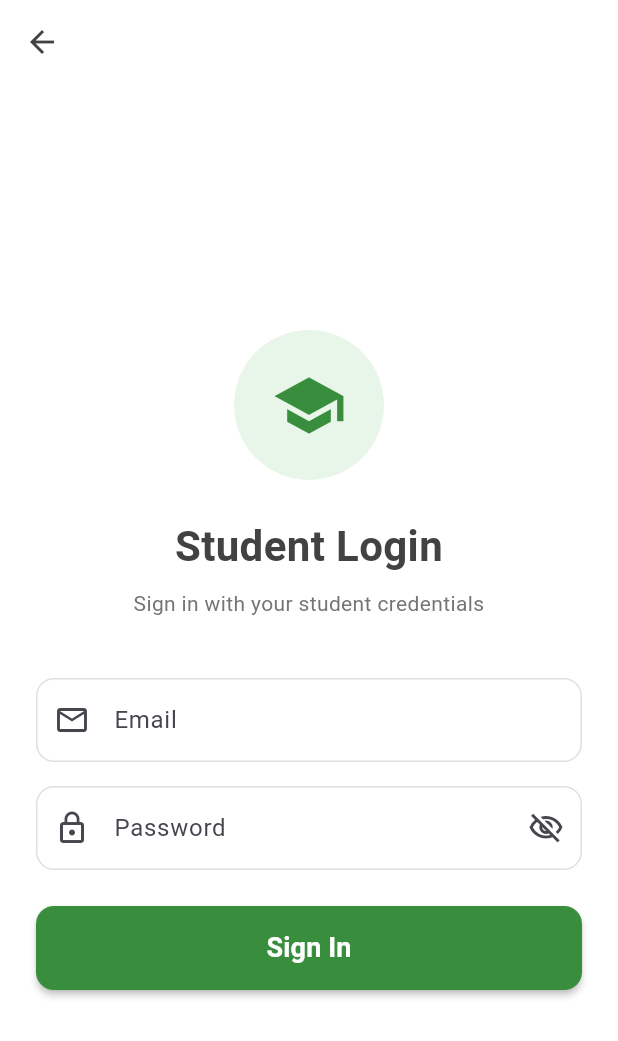
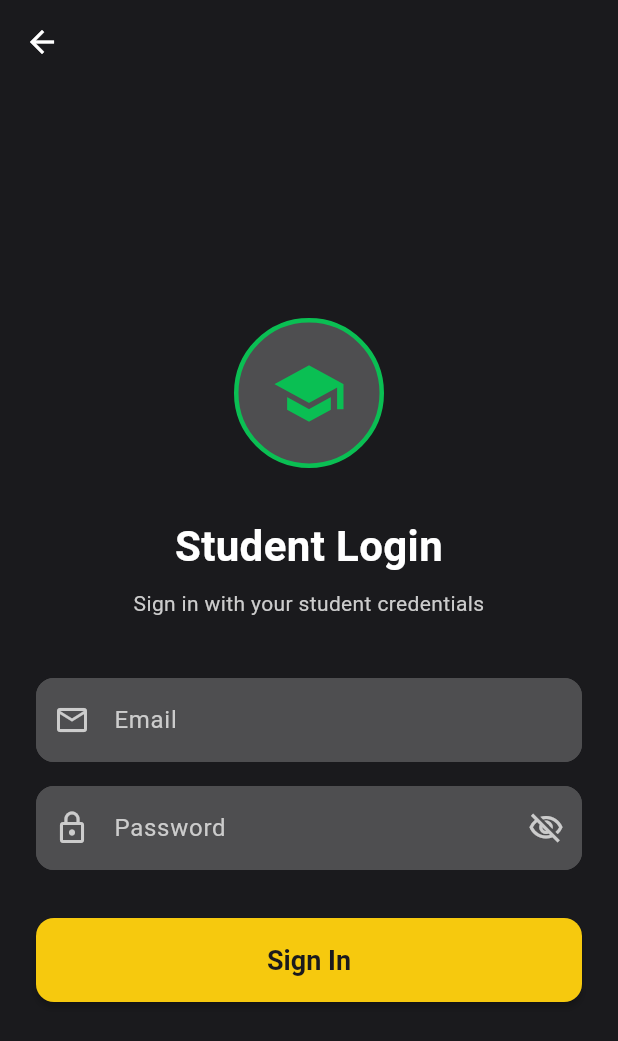
Before and after one commit to rokadeyashkumar/ble_attendance_app, a Flutter app: the screen it shows after launch, after a tap on "Student", on a phone screen of 412 x 824 dp. Shown: the top 1041 px of the screen. Run offline on Flutter 3.47's test engine with Material 3 defaults, Android fonts, the phone set to English and light mode, and no system bars; our stand-ins replace cloud_firestore, firebase_auth, firebase_core, flutter_blue_plus, permission_handler; missing offline and left inert: flutter_ble_peripheral; accounts and stored records are empty.

Commit message:
login feature added

```diff
--- a/lib/main.dart
+++ b/lib/main.dart
@@ -1,6 +1,7 @@
 import 'package:flutter/material.dart';
 import 'package:firebase_core/firebase_core.dart';
 import 'screens/role_selection_screen.dart';
+import 'utils/app_theme.dart';
 
 void main() async {
   WidgetsFlutterBinding.ensureInitialized();
@@ -23,11 +24,7 @@ class AttendanceApp extends StatelessWidget {
     return MaterialApp(
       debugShowCheckedModeBanner: false,
       title: 'BLE Attendance',
-      theme: ThemeData(
-        primarySwatch: Colors.blue,
-        useMaterial3: true,
-        scaffoldBackgroundColor: Colors.white,
-      ),
+      theme: AppTheme.theme,
       home: const RoleSelectionScreen(),
     );
   }
--- a/lib/screens/role_selection_screen.dart
+++ b/lib/screens/role_selection_screen.dart
@@ -2,6 +2,7 @@ import 'package:flutter/material.dart';
 import 'student/student_login_screen.dart';
 import 'teacher/teacher_login_screen.dart';
 import 'hod/hod_login_screen.dart';
+import '../utils/app_theme.dart';
 
 class RoleSelectionScreen extends StatelessWidget {
   const RoleSelectionScreen({Key? key}) : super(key: key);
@@ -9,19 +10,8 @@ class RoleSelectionScreen extends StatelessWidget {
   @override
   Widget build(BuildContext context) {
     return Scaffold(
-      body: Container(
-        decoration: BoxDecoration(
-          gradient: LinearGradient(
-            begin: Alignment.topLeft,
-            end: Alignment.bottomRight,
-            colors: [
-              Colors.blue.shade700,
-              Colors.blue.shade400,
-              Colors.blue.shade200,
-            ],
-          ),
-        ),
-        child: SafeArea(
+      backgroundColor: AppTheme.primary,
+      body: SafeArea(
         child: Center(
           child: SingleChildScrollView(
             padding: const EdgeInsets.all(24.0),
@@ -32,17 +22,18 @@ class RoleSelectionScreen extends StatelessWidget {
                 Container(
                   height: 120,
                   width: 120,
-                    decoration: const BoxDecoration(
-                      color: Colors.white,
+                  decoration: BoxDecoration(
+                    color: AppTheme.secondary,
                     shape: BoxShape.circle,
+                    border: Border.all(color: AppTheme.accent, width: 3),
                   ),
-                    child: Icon(
+                  child: const Icon(
                     Icons.bluetooth_connected,
                     size: 60,
-                      color: Colors.blue.shade700,
+                    color: AppTheme.accent,
                   ),
                 ),
-                  const SizedBox(height: 24),
+                const SizedBox(height: 32),
 
                 // Title
                 const Text(
@@ -51,18 +42,30 @@ class RoleSelectionScreen extends StatelessWidget {
                   style: TextStyle(
                     fontSize: 32,
                     fontWeight: FontWeight.bold,
-                      color: Colors.white,
+                    color: AppTheme.textPrimary,
+                  ),
+                ),
+                const SizedBox(height: 8),
+
+                // Subtitle
+                const Text(
+                  'Nagpur Institute of Technology',
+                  textAlign: TextAlign.center,
+                  style: TextStyle(
+                    fontSize: 16,
+                    color: AppTheme.accent,
+                    fontWeight: FontWeight.w500,
                   ),
                 ),
                 const SizedBox(height: 12),
 
-                  // Subtitle
-                  Text(
-                    'Select your role to continue',
+                // Department
+                const Text(
+                  'Computer Science & Engineering',
                   textAlign: TextAlign.center,
                   style: TextStyle(
-                      fontSize: 16,
-                      color: Colors.white.withOpacity(0.9),
+                    fontSize: 14,
+                    color: AppTheme.textSecondary,
                   ),
                 ),
                 const SizedBox(height: 60),
@@ -71,7 +74,7 @@ class RoleSelectionScreen extends StatelessWidget {
                 _RoleButton(
                   icon: Icons.school,
                   label: 'Student',
-                    color: Colors.green,
+                  color: AppTheme.success,
                   onTap: () {
                     Navigator.push(
                       context,
@@ -87,7 +90,7 @@ class RoleSelectionScreen extends StatelessWidget {
                 _RoleButton(
                   icon: Icons.person,
                   label: 'Teacher',
-                    color: Colors.orange,
+                  color: AppTheme.accent,
                   onTap: () {
                     Navigator.push(
                       context,
@@ -103,7 +106,7 @@ class RoleSelectionScreen extends StatelessWidget {
                 _RoleButton(
                   icon: Icons.admin_panel_settings,
                   label: 'HOD',
-                    color: Colors.purple,
+                  color: AppTheme.info,
                   onTap: () {
                     Navigator.push(
                       context,
@@ -114,7 +117,6 @@ class RoleSelectionScreen extends StatelessWidget {
                   },
                 ),
               ],
-              ),
             ),
           ),
         ),
@@ -139,7 +141,7 @@ class _RoleButton extends StatelessWidget {
   @override
   Widget build(BuildContext context) {
     return Material(
-      color: Colors.white,
+      color: AppTheme.secondary,
       borderRadius: BorderRadius.circular(16),
       elevation: 4,
       child: InkWell(
@@ -150,6 +152,7 @@ class _RoleButton extends StatelessWidget {
           padding: const EdgeInsets.symmetric(vertical: 20, horizontal: 24),
           decoration: BoxDecoration(
             borderRadius: BorderRadius.circular(16),
+            border: Border.all(color: color.withOpacity(0.3), width: 1),
           ),
           child: Row(
             children: [
@@ -157,8 +160,9 @@ class _RoleButton extends StatelessWidget {
                 height: 60,
                 width: 60,
                 decoration: BoxDecoration(
-                  color: color.withOpacity(0.1),
+                  color: color.withOpacity(0.15),
                   shape: BoxShape.circle,
+                  border: Border.all(color: color, width: 2),
                 ),
                 child: Icon(
                   icon,
@@ -170,16 +174,17 @@ class _RoleButton extends StatelessWidget {
               Expanded(
                 child: Text(
                   label,
-                  style: TextStyle(
+                  style: const TextStyle(
                     fontSize: 24,
                     fontWeight: FontWeight.w600,
-                    color: Colors.grey.shade800,
+                    color: AppTheme.textPrimary,
                   ),
                 ),
               ),
               Icon(
                 Icons.arrow_forward_ios,
-                color: Colors.grey.shade400,
+                color: color,
+                size: 20,
               ),
             ],
           ),
--- a/lib/screens/student/student_login_screen.dart
+++ b/lib/screens/student/student_login_screen.dart
@@ -1,5 +1,6 @@
 import 'package:flutter/material.dart';
 import '../../services/auth_service.dart';
+import '../../utils/app_theme.dart';
 import 'student_home_screen.dart';
 
 class StudentLoginScreen extends StatefulWidget {
@@ -37,7 +38,7 @@ class _StudentLoginScreenState extends State<StudentLoginScreen> {
     final result = await _authService.signIn(
       _emailController.text.trim(),
       _passwordController.text,
-      'student', // Role check
+      'student',
     );
 
     setState(() => _isLoading = false);
@@ -52,7 +53,7 @@ class _StudentLoginScreenState extends State<StudentLoginScreen> {
       ScaffoldMessenger.of(context).showSnackBar(
         SnackBar(
           content: Text(result['message'] ?? 'Login failed'),
-          backgroundColor: Colors.red,
+          backgroundColor: AppTheme.error,
           behavior: SnackBarBehavior.floating,
         ),
       );
@@ -62,11 +63,11 @@ class _StudentLoginScreenState extends State<StudentLoginScreen> {
   @override
   Widget build(BuildContext context) {
     return Scaffold(
-      backgroundColor: Colors.white,
+      backgroundColor: AppTheme.primary,
       appBar: AppBar(
-        backgroundColor: Colors.transparent,
+        backgroundColor: AppTheme.primary,
         elevation: 0,
-        iconTheme: IconThemeData(color: Colors.grey.shade800),
+        iconTheme: const IconThemeData(color: AppTheme.textPrimary),
       ),
       body: SafeArea(
         child: Center(
@@ -82,32 +83,33 @@ class _StudentLoginScreenState extends State<StudentLoginScreen> {
                     height: 100,
                     width: 100,
                     decoration: BoxDecoration(
-                      color: Colors.green.shade50,
+                      color: AppTheme.secondary,
                       shape: BoxShape.circle,
+                      border: Border.all(color: AppTheme.success, width: 3),
                     ),
-                    child: Icon(
+                    child: const Icon(
                       Icons.school,
                       size: 50,
-                      color: Colors.green.shade700,
+                      color: AppTheme.success,
                     ),
                   ),
-                  const SizedBox(height: 24),
-                  Text(
+                  const SizedBox(height: 32),
+                  const Text(
                     'Student Login',
                     textAlign: TextAlign.center,
                     style: TextStyle(
                       fontSize: 28,
                       fontWeight: FontWeight.bold,
-                      color: Colors.grey.shade800,
+                      color: AppTheme.textPrimary,
                     ),
                   ),
                   const SizedBox(height: 8),
-                  Text(
+                  const Text(
                     'Sign in with your student credentials',
                     textAlign: TextAlign.center,
                     style: TextStyle(
                       fontSize: 14,
-                      color: Colors.grey.shade600,
+                      color: AppTheme.textSecondary,
                     ),
                   ),
                   const SizedBox(height: 40),
@@ -115,21 +117,11 @@ class _StudentLoginScreenState extends State<StudentLoginScreen> {
                     controller: _emailController,
                     keyboardType: TextInputType.emailAddress,
                     textInputAction: TextInputAction.next,
-                    decoration: InputDecoration(
+                    style: const TextStyle(color: AppTheme.textPrimary),
+                    decoration: const InputDecoration(
                       labelText: 'Email',
                       hintText: 'Enter your email',
-                      prefixIcon: const Icon(Icons.email_outlined),
-                      border: OutlineInputBorder(
-                        borderRadius: BorderRadius.circular(12),
-                      ),
-                      enabledBorder: OutlineInputBorder(
-                        borderRadius: BorderRadius.circular(12),
-                        borderSide: BorderSide(color: Colors.grey.shade300),
-                      ),
-                      focusedBorder: OutlineInputBorder(
-                        borderRadius: BorderRadius.circular(12),
-                        borderSide: const BorderSide(color: Colors.green, width: 2),
-                      ),
+                      prefixIcon: Icon(Icons.email_outlined),
                     ),
                     validator: (value) {
                       if (value == null || value.trim().isEmpty) {
@@ -146,6 +138,7 @@ class _StudentLoginScreenState extends State<StudentLoginScreen> {
                     controller: _passwordController,
                     obscureText: _obscurePassword,
                     textInputAction: TextInputAction.done,
+                    style: const TextStyle(color: AppTheme.textPrimary),
                     onFieldSubmitted: (_) => _handleLogin(),
                     decoration: InputDecoration(
                       labelText: 'Password',
@@ -156,23 +149,13 @@ class _StudentLoginScreenState extends State<StudentLoginScreen> {
                           _obscurePassword
                               ? Icons.visibility_off_outlined
                               : Icons.visibility_outlined,
+                          color: AppTheme.textSecondary,
                         ),
                         onPressed: () {
                           setState(() {
                             _obscurePassword = !_obscurePassword;
                           });
                         },
-                      ),
-                      border: OutlineInputBorder(
-                        borderRadius: BorderRadius.circular(12),
-                      ),
-                      enabledBorder: OutlineInputBorder(
-                        borderRadius: BorderRadius.circular(12),
-                        borderSide: BorderSide(color: Colors.grey.shade300),
-                      ),
-                      focusedBorder: OutlineInputBorder(
-                        borderRadius: BorderRadius.circular(12),
-                        borderSide: const BorderSide(color: Colors.green, width: 2),
                       ),
                     ),
                     validator: (value) {
@@ -185,18 +168,14 @@ class _StudentLoginScreenState extends State<StudentLoginScreen> {
                       return null;
                     },
                   ),
-                  const SizedBox(height: 24),
+                  const SizedBox(height: 32),
                   SizedBox(
                     height: 56,
                     child: ElevatedButton(
                       onPressed: _isLoading ? null : _handleLogin,
                       style: ElevatedButton.styleFrom(
-                        backgroundColor: Colors.green.shade700,
-                        foregroundColor: Colors.white,
-                        shape: RoundedRectangleBorder(
-                          borderRadius: BorderRadius.circular(12),
-                        ),
-                        elevation: 2,
+                        backgroundColor: AppTheme.accent,
+                        foregroundColor: AppTheme.primary,
                       ),
                       child: _isLoading
                           ? const SizedBox(
@@ -204,7 +183,7 @@ class _StudentLoginScreenState extends State<StudentLoginScreen> {
                               width: 24,
                               child: CircularProgressIndicator(
                                 strokeWidth: 2.5,
-                                color: Colors.white,
+                                color: AppTheme.primary,
                               ),
                             )
                           : const Text(
--- /dev/null
+++ b/lib/utils/app_theme.dart
@@ -0,0 +1,157 @@
+import 'package:flutter/material.dart';
+
+class AppTheme {
+  // Color Palette
+  static const Color primary = Color(0xFF1A1A1D);        // Charcoal Black
+  static const Color secondary = Color(0xFF4E4E50);      // Dark Gray
+  static const Color accent = Color(0xFFF6C90E);         // Gold/Yellow
+  static const Color success = Color(0xFF0ABF53);        // Green
+  static const Color textPrimary = Color(0xFFFFFFFF);    // White
+  static const Color textSecondary = Color(0xFFCCCCCC);  // Light Gray
+
+  // Additional colors for status
+  static const Color error = Color(0xFFE63946);
+  static const Color warning = Color(0xFFF77F00);
+  static const Color info = Color(0xFF06AED5);
+
+  // Theme Data
+  static ThemeData get theme {
+    return ThemeData(
+      useMaterial3: true,
+      brightness: Brightness.dark,
+
+      // Color Scheme
+      colorScheme: const ColorScheme.dark(
+        primary: accent,
+        secondary: secondary,
+        surface: primary,
+        background: primary,
+        error: error,
+      ),
+
+      // Scaffold
+      scaffoldBackgroundColor: primary,
+
+      // App Bar
+      appBarTheme: const AppBarTheme(
+        backgroundColor: primary,
+        foregroundColor: textPrimary,
+        elevation: 0,
+        centerTitle: false,
+        titleTextStyle: TextStyle(
+          color: textPrimary,
+          fontSize: 20,
+          fontWeight: FontWeight.w600,
+        ),
+      ),
+
+      // Card
+    //  cardTheme: CardTheme(
+      //  color: secondary,
+       // elevation: 2,
+      //  shape: RoundedRectangleBorder(
+        //  borderRadius: BorderRadius.circular(12),
+       // ),
+     // ),
+
+      // Elevated Button
+      elevatedButtonTheme: ElevatedButtonThemeData(
+        style: ElevatedButton.styleFrom(
+          backgroundColor: accent,
+          foregroundColor: primary,
+          elevation: 2,
+          padding: const EdgeInsets.symmetric(horizontal: 24, vertical: 12),
+          shape: RoundedRectangleBorder(
+            borderRadius: BorderRadius.circular(12),
+          ),
+          textStyle: const TextStyle(
+            fontSize: 16,
+            fontWeight: FontWeight.w600,
+          ),
+        ),
+      ),
+
+      // Text Button
+      textButtonTheme: TextButtonThemeData(
+        style: TextButton.styleFrom(
+          foregroundColor: accent,
+        ),
+      ),
+
+      // Input Decoration
+      inputDecorationTheme: InputDecorationTheme(
+        filled: true,
+        fillColor: secondary,
+        border: OutlineInputBorder(
+          borderRadius: BorderRadius.circular(12),
+          borderSide: BorderSide.none,
+        ),
+        enabledBorder: OutlineInputBorder(
+          borderRadius: BorderRadius.circular(12),
+          borderSide: BorderSide(color: secondary),
+        ),
+        focusedBorder: OutlineInputBorder(
+          borderRadius: BorderRadius.circular(12),
+          borderSide: const BorderSide(color: accent, width: 2),
+        ),
+        labelStyle: const TextStyle(color: textSecondary),
+        hintStyle: TextStyle(color: textSecondary.withOpacity(0.7)),
+        prefixIconColor: textSecondary,
+      ),
+
+      // Text Theme
+      textTheme: const TextTheme(
+        displayLarge: TextStyle(color: textPrimary, fontWeight: FontWeight.bold),
+        displayMedium: TextStyle(color: textPrimary, fontWeight: FontWeight.bold),
+        displaySmall: TextStyle(color: textPrimary, fontWeight: FontWeight.bold),
+        headlineLarge: TextStyle(color: textPrimary, fontWeight: FontWeight.w600),
+        headlineMedium: TextStyle(color: textPrimary, fontWeight: FontWeight.w600),
+        headlineSmall: TextStyle(color: textPrimary, fontWeight: FontWeight.w600),
+        titleLarge: TextStyle(color: textPrimary, fontWeight: FontWeight.w600),
+        titleMedium: TextStyle(color: textPrimary, fontWeight: FontWeight.w500),
+        titleSmall: TextStyle(color: textPrimary, fontWeight: FontWeight.w500),
+        bodyLarge: TextStyle(color: textPrimary),
+        bodyMedium: TextStyle(color: textPrimary),
+        bodySmall: TextStyle(color: textSecondary),
+        labelLarge: TextStyle(color: textPrimary, fontWeight: FontWeight.w500),
+        labelMedium: TextStyle(color: textSecondary),
+        labelSmall: TextStyle(color: textSecondary),
+      ),
+
+      // Icon Theme
+      iconTheme: const IconThemeData(
+        color: textSecondary,
+      ),
+
+      // Divider
+      dividerColor: secondary,
+
+      // Checkbox
+      checkboxTheme: CheckboxThemeData(
+        fillColor: WidgetStateProperty.resolveWith((states) {
+          if (states.contains(WidgetState.selected)) {
+            return success;
+          }
+          return textSecondary;
+        }),
+        checkColor: WidgetStateProperty.all(textPrimary),
+      ),
+
+      // Switch
+      switchTheme: SwitchThemeData(
+        thumbColor: WidgetStateProperty.resolveWith((states) {
+          if (states.contains(WidgetState.selected)) {
+            return accent;
+          }
+          return textSecondary;
+        }),
+        trackColor: WidgetStateProperty.resolveWith((states) {
+          if (states.contains(WidgetState.selected)) {
+            return accent.withOpacity(0.5);
+          }
+          return secondary;
+        }),
+      ),
+    );
+  }
+}
```
Lines whose indentation alone changed are shown as unchanged.
